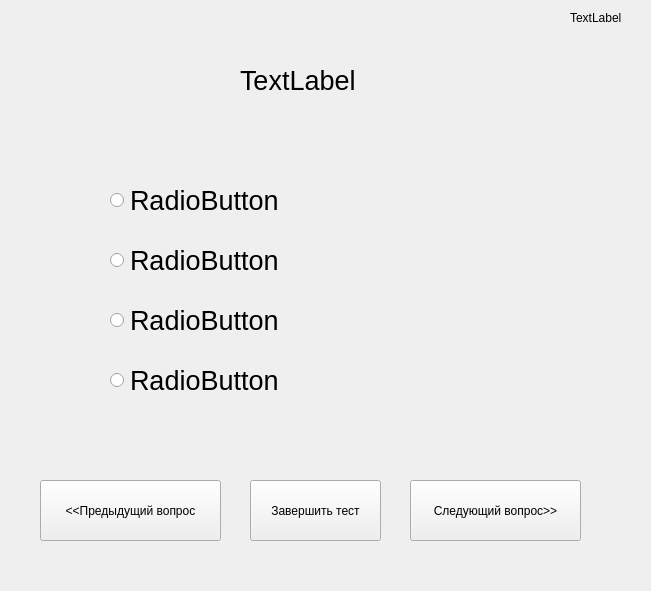
The window that UIs/QuestionsUI.ui (NeiroX/TestChecker) describes before a commit, drawn with Qt 5.
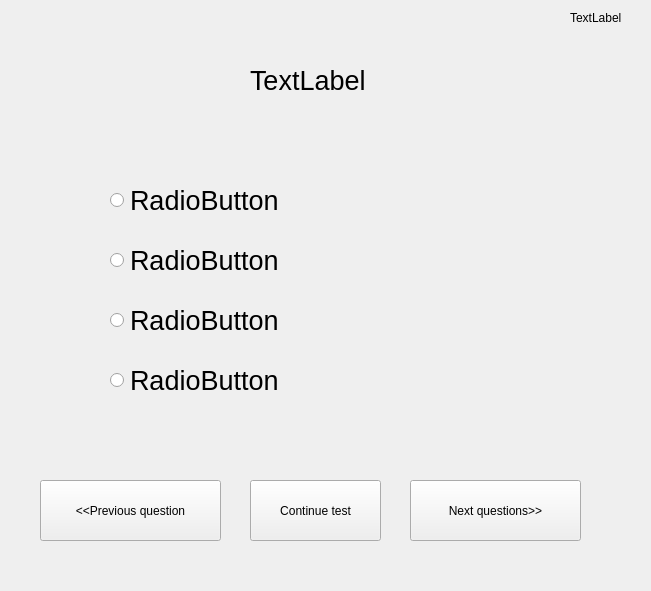
The same window after the commit.

Commit message: -added system of viewing all test results -added fixed bugs in the answers -micro-changes in .ui files

The edit to the form file:
```diff
--- a/UIs/QuestionsUI.ui
+++ b/UIs/QuestionsUI.ui
@@ -92,7 +92,7 @@
    <widget class="QLabel" name="questionLabel">
     <property name="geometry">
      <rect>
-      <x>240</x>
+      <x>250</x>
       <y>60</y>
       <width>131</width>
       <height>41</height>
@@ -130,7 +130,7 @@
      </rect>
     </property>
     <property name="text">
-     <string>&lt;&lt;Предыдущий вопрос</string>
+     <string>&lt;&lt;Previous question</string>
     </property>
    </widget>
    <widget class="QPushButton" name="nextButton">
@@ -143,7 +143,7 @@
      </rect>
     </property>
     <property name="text">
-     <string>Следующий вопрос&gt;&gt;</string>
+     <string>Next questions&gt;&gt;</string>
     </property>
    </widget>
    <widget class="QPushButton" name="continueButton">
@@ -156,7 +156,7 @@
      </rect>
     </property>
     <property name="text">
-     <string>Завершить тест</string>
+     <string>Continue test</string>
     </property>
    </widget>
   </widget>
```
The commit also changes 9 other files.
